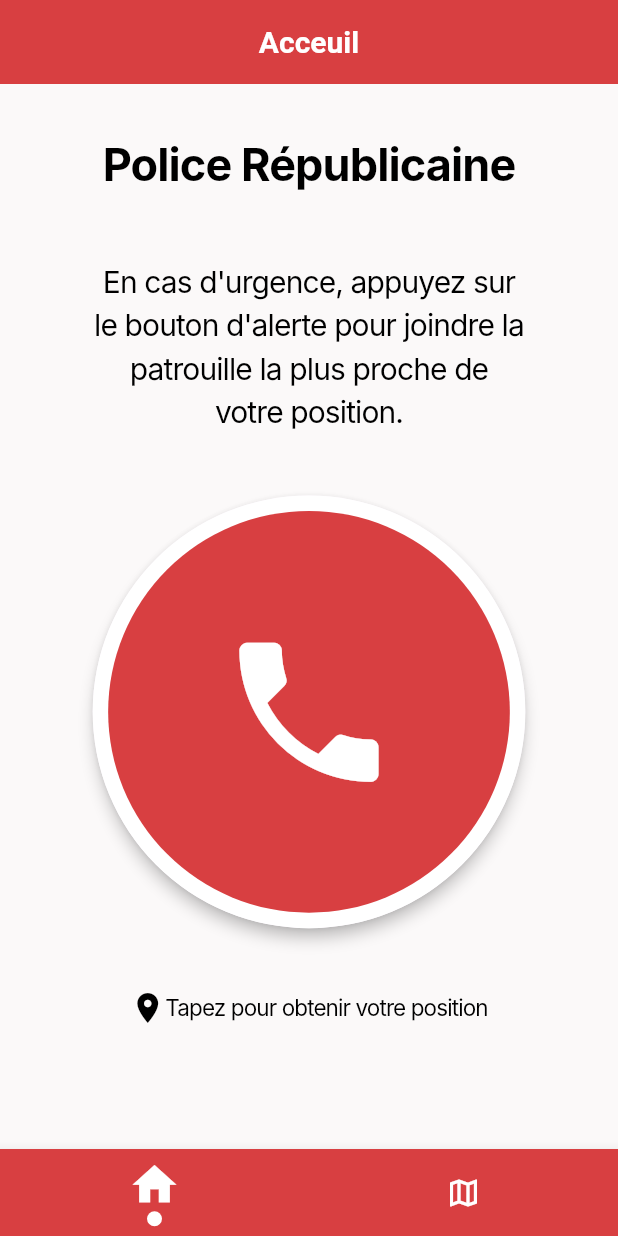
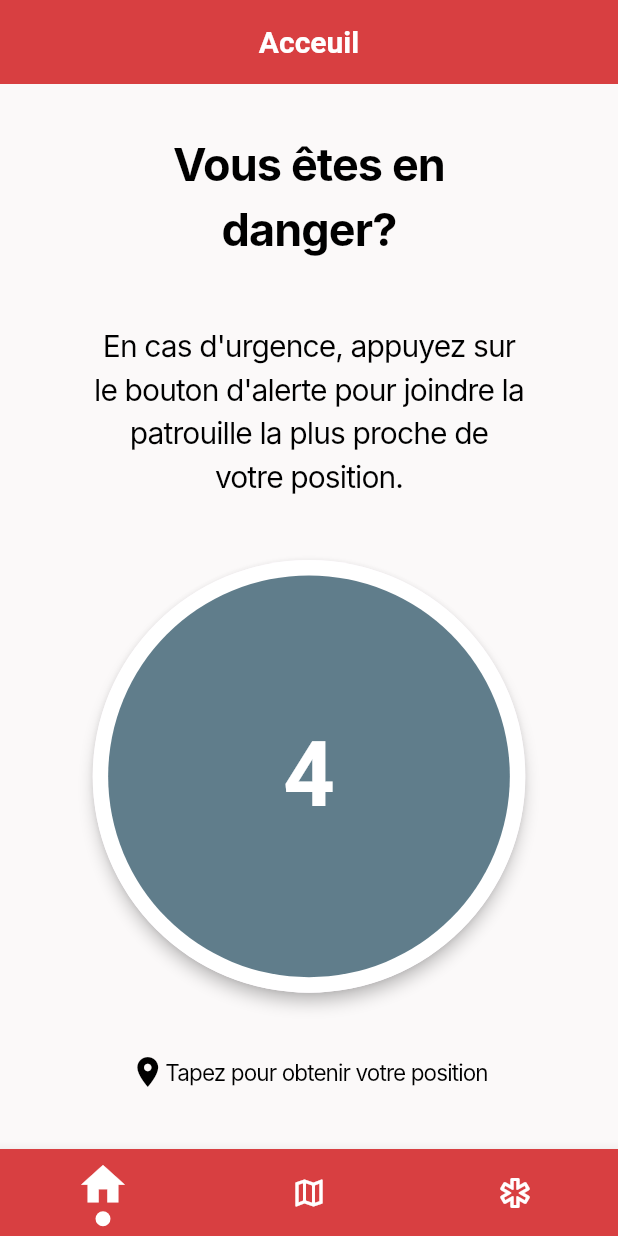
Before and after one commit to agossadourin/secouriste, a Flutter app: the screen it shows after launch, after a tap on the "phone" icon, on a phone screen of 412 x 824 dp. Run offline on Flutter 3.47's test engine with Material 3 defaults, Android fonts, the light colour scheme and no system bars; drawn by our look-alikes of stylish_bottom_bar; our stand-ins replace dio, geolocator, get, location, shared_preferences; missing offline and left inert: flutter_phone_direct_caller; Roboto replaces fonts that are missing (Inter).

Commit message:
chore: Update dependencies and fix UI text in home screen

```diff
--- a/lib/app/module/principal/contacts/contacts_page.dart
+++ b/lib/app/module/principal/contacts/contacts_page.dart
@@ -1,16 +1,48 @@
 import 'package:flutter/material.dart';
-import 'package:get/get.dart';
-import 'package:secouriste/app/core/constants.dart';
 import 'package:secouriste/app/core/instances.dart';
+import 'package:secouriste/app/data/city.dart';
 import 'package:secouriste/app/module/principal/contacts/widgets/contact_widget.dart';
 
-class ContactsPage extends StatelessWidget {
+class ContactsPage extends StatefulWidget {
   const ContactsPage({super.key});
 
   @override
+  State<ContactsPage> createState() => _ContactsPageState();
+}
+
+class _ContactsPageState extends State<ContactsPage> {
+  final TextEditingController _searchController = TextEditingController();
+  List<City> _filteredCities = [];
+
+  @override
+  void initState() {
+    super.initState();
+    // Initially, all cities are shown
+    _filteredCities = principalController.citiesList;
+    // Listen to changes in the search bar
+    _searchController.addListener(_filterCities);
+  }
+
+  void _filterCities() {
+    final query = _searchController.text.toLowerCase();
+    final filteredCities = principalController.citiesList.where((city) {
+      // Assuming City has a 'name' field to search by. Adjust if necessary.
+      return city.name.toLowerCase().contains(query);
+    }).toList();
+
+    setState(() {
+      _filteredCities = filteredCities;
+    });
+  }
+
+  @override
+  void dispose() {
+    _searchController.dispose();
+    super.dispose();
+  }
+
+  @override
   Widget build(BuildContext context) {
-    //listview builder of contacts in principalController list cities
-
     return Column(
       children: [
         SizedBox(
@@ -19,20 +51,19 @@ class ContactsPage extends StatelessWidget {
         SizedBox(
           width: MediaQuery.of(context).size.width * 0.9,
           height: MediaQuery.of(context).size.height * 0.05,
-          child: const SearchBar(
-            trailing: <Widget>[
+          child: SearchBar(
+            controller: _searchController, // Use the controller here
+            hintText: 'Rechercher un contact',
+            trailing: const <Widget>[
               Icon(Icons.search),
             ],
           ),
         ),
         Expanded(
           child: ListView.builder(
-            itemCount: principalController
-                .citiesList.length, // Set the number of items in the list
+            itemCount: _filteredCities.length, // Use the filtered list
             itemBuilder: (BuildContext context, int index) {
-              // Accessing each city from the cities list
-              var city = principalController.citiesList[index];
-              // Returning a widget for each city. For example, a ListTile
+              var city = _filteredCities[index];
               return ContactWidget(city: city);
             },
           ),
--- a/lib/app/module/principal/contacts/widgets/contact_widget.dart
+++ b/lib/app/module/principal/contacts/widgets/contact_widget.dart
@@ -3,7 +3,6 @@ import 'package:flutter_phone_direct_caller/flutter_phone_direct_caller.dart';
 import 'package:get/get.dart';
 import 'package:secouriste/app/core/constants.dart';
 import 'package:secouriste/app/data/city.dart';
-import 'package:url_launcher/url_launcher.dart';
 
 class ContactWidget extends StatelessWidget {
   const ContactWidget({super.key, required this.city});
@@ -16,7 +15,7 @@ class ContactWidget extends StatelessWidget {
       children: [
         ListTile(
           title: Text(
-            ' Coridor ${city!.name}',
+            ' Corridor ${city!.name}',
             style: const TextStyle(
               fontWeight: FontWeight.bold,
             ),
--- a/lib/app/module/principal/controllers/principal_controller.dart
+++ b/lib/app/module/principal/controllers/principal_controller.dart
@@ -1,4 +1,4 @@
-import 'dart:ffi';
+import 'dart:async';
 
 import 'package:get/get.dart';
 import 'package:secouriste/app/data/city.dart';
@@ -6,6 +6,7 @@ import 'package:secouriste/app/data/city.dart';
 class PrincipalController extends GetxController {
   static PrincipalController instance = Get.find();
   RxInt currentPage = 0.obs;
+  RxInt remainingTime = 5.obs;
 
 //init data method. This method call api service to get the cities coordinates of the cities in the data list and store them in the cities list
   /*Future<void> initData() async {
@@ -27,6 +28,7 @@ class PrincipalController extends GetxController {
   RxDouble currentLatitude = 0.0.obs;
   RxDouble currentLongitude = 0.0.obs;
   RxBool isLoading = false.obs;
+  Rx<Timer?> timer = Rx<Timer?>(null);
 
   List<City> citiesList = [
     City(
--- /dev/null
+++ b/lib/app/module/principal/emergency_contacts/controllers/emergency_contact_controller.dart
@@ -0,0 +1,32 @@
+import 'package:get/get.dart';
+import 'package:shared_preferences/shared_preferences.dart';
+
+class EmergencyContactController extends GetxController {
+  var name = ''.obs;
+  var number = ''.obs;
+  var email = ''.obs;
+
+  @override
+  void onInit() {
+    super.onInit();
+    loadEmergencyContact();
+  }
+
+  Future<void> loadEmergencyContact() async {
+    final SharedPreferences prefs = await SharedPreferences.getInstance();
+    name.value = prefs.getString('emergencyContactName') ?? 'No Name';
+    number.value = prefs.getString('emergencyContactNumber') ?? 'No Number';
+    email.value = prefs.getString('emergencyContactEmail') ?? 'No Email';
+  }
+
+  Future<void> saveEmergencyContact(
+      String newName, String newNumber, String newEmail) async {
+    final SharedPreferences prefs = await SharedPreferences.getInstance();
+    await prefs.setString('emergencyContactName', newName);
+    await prefs.setString('emergencyContactNumber', newNumber);
+    await prefs.setString('emergencyContactEmail', newEmail);
+    name.value = newName;
+    number.value = newNumber;
+    email.value = newEmail;
+  }
+}
--- /dev/null
+++ b/lib/app/module/principal/emergency_contacts/emergency_contacts_page.dart
@@ -0,0 +1,41 @@
+import 'package:flutter/material.dart';
+import 'package:get/get.dart';
+import 'package:secouriste/app/module/principal/emergency_contacts/controllers/emergency_contact_controller.dart';
+import 'package:secouriste/app/module/principal/emergency_contacts/edit_emergency_contact_page.dart';
+// Make sure to import your controller
+
+class EmergencyContactsPage extends StatelessWidget {
+  final EmergencyContactController controller =
+      Get.find<EmergencyContactController>();
+
+  EmergencyContactsPage({super.key});
+
+  @override
+  Widget build(BuildContext context) {
+    return Scaffold(
+      body: Obx(() => Padding(
+            padding: const EdgeInsets.all(8.0),
+            child: Column(
+              crossAxisAlignment: CrossAxisAlignment.start,
+              children: [
+                Text('Name: ${controller.name}',
+                    style: const TextStyle(fontSize: 18)),
+                Text('Number: ${controller.number}',
+                    style: const TextStyle(fontSize: 18)),
+                Text('Email: ${controller.email}',
+                    style: const TextStyle(fontSize: 18)),
+                const SizedBox(height: 20),
+                ElevatedButton(
+                  onPressed: () {
+                    Get.to(() => EditEmergencyContactsPage());
+                    // Implement your editing logic here
+                    // For example, show a dialog or navigate to another page where the user can edit the information
+                  },
+                  child: const Text('Edit Contact'),
+                ),
+              ],
+            ),
+          )),
+    );
+  }
+}
--- a/lib/app/module/principal/home/home.dart
+++ b/lib/app/module/principal/home/home.dart
@@ -20,7 +20,7 @@ class Home extends StatelessWidget {
             height: MediaQuery.of(context).size.height * 0.04,
           ),
           const Text(
-            'Police Républicaine',
+            'Vous êtes en danger?',
             textAlign: TextAlign.center,
             style: TextStyle(
               color: Colors.black,
--- a/lib/app/module/principal/home/widgets/alert_button.dart
+++ b/lib/app/module/principal/home/widgets/alert_button.dart
@@ -1,27 +1,61 @@
+import 'dart:async';
+
 import 'package:flutter/material.dart';
 import 'package:flutter_phone_direct_caller/flutter_phone_direct_caller.dart';
 import 'package:get/get.dart';
 import 'package:secouriste/app/core/constants.dart';
 import 'package:secouriste/app/core/instances.dart';
 import 'package:secouriste/app/data/city.dart';
+import 'package:secouriste/app/module/principal/emergency_contacts/controllers/emergency_contact_controller.dart';
 
 class AlertButton extends StatelessWidget {
   const AlertButton({super.key});
+
+  void _launchCall() async {
+    // Add your functionality here
+    City city = await apiService.getNearestCity(
+        principalController.citiesList,
+        principalController.currentLatitude.value,
+        principalController.currentLongitude.value);
+    print('nom de la ville: ${city.name} numéro de téléphone: ${city.number}');
+    await FlutterPhoneDirectCaller.callNumber(city.number.toString());
+    await apiService.sendMail(
+        Get.find<EmergencyContactController>().email.value,
+        principalController.currentLatitude.value,
+        principalController.currentLongitude.value);
+
+    principalController.isLoading.value = false;
+    print('timer end');
+  }
 
   @override
   Widget build(BuildContext context) {
     return GestureDetector(
       onTap: () async {
-        principalController.isLoading.value = true;
-        // Add your functionality here
-        City city = await apiService.getNearestCity(
-            principalController.citiesList,
-            principalController.currentLatitude.value,
-            principalController.currentLongitude.value);
-        print(
-            'nom de la ville: ${city.name} numéro de téléphone: ${city.number}');
-        await FlutterPhoneDirectCaller.callNumber(city.number.toString());
-        principalController.isLoading.value = false;
+        if (principalController.timer.value == null) {
+          // Start the timer
+          principalController.isLoading.value = true;
+          print('started timer');
+          principalController.timer.value =
+              Timer.periodic(const Duration(seconds: 1), (timer) {
+            principalController.remainingTime.value =
+                principalController.remainingTime.value - 1;
+            print('timer: ${principalController.remainingTime.value}');
+            if (principalController.remainingTime.value == 0) {
+              principalController.remainingTime.value = 5;
+              _launchCall();
+              principalController.timer.value!.cancel();
+              principalController.timer.value = null;
+            }
+          });
+        } else {
+          // Cancel the timer and reset it
+          principalController.remainingTime.value = 5;
+          principalController.isLoading.value = false;
+          principalController.timer.value!.cancel();
+          principalController.timer.value = null;
+        }
+        // start a chrono of five seconds. If the user doesn't cancel the alert, _lauchCall will be called. To cancel, user must press the button again
       },
       child: Material(
         elevation: 4.0, // Adjust elevation as needed
@@ -50,7 +84,13 @@ class AlertButton extends StatelessWidget {
                 ),
                 child: Center(
                     child: principalController.isLoading.value
-                        ? const CircularProgressIndicator()
+                        ? Text(
+                            principalController.remainingTime.value.toString(),
+                            style: const TextStyle(
+                                fontSize: 60,
+                                fontWeight: FontWeight.bold,
+                                color: Colors.white),
+                          )
                         : Icon(
                             Icons.phone,
                             color: Colors.white, // Color of the icon
--- a/lib/app/module/principal/principal.dart
+++ b/lib/app/module/principal/principal.dart
@@ -4,6 +4,7 @@ import 'package:get/get.dart';
 import 'package:secouriste/app/core/constants.dart';
 import 'package:secouriste/app/core/instances.dart';
 import 'package:secouriste/app/module/principal/contacts/contacts_page.dart';
+import 'package:secouriste/app/module/principal/emergency_contacts/emergency_contacts_page.dart';
 import 'package:secouriste/app/module/principal/home/home.dart';
 
 import 'package:stylish_bottom_bar/stylish_bottom_bar.dart';
@@ -29,7 +30,9 @@ class Principal extends StatelessWidget {
             title: Obx(() => Text(
                 principalController.currentPage.value == 0
                     ? 'Acceuil'
-                    : 'Contacts Coridors',
+                    : principalController.currentPage.value == 1
+                        ? 'Contacts Coridors'
+                        : 'Mes contacts d\'urgence',
                 style: const TextStyle(
                     color: Colors.white,
                     fontSize: 20,
@@ -52,7 +55,11 @@ class Principal extends StatelessWidget {
                         principalController.currentPage.value = index;
                         index;
                       },
-                      children: const [Home(), ContactsPage()],
+                      children: [
+                        const Home(),
+                        const ContactsPage(),
+                        EmergencyContactsPage()
+                      ],
                     ),
                   ),
                 ),
@@ -93,6 +100,21 @@ class Principal extends StatelessWidget {
                         )
                       : const SizedBox(),
                 ),
+                BottomBarItem(
+                  icon: const Icon(
+                    Icons.emergency_outlined,
+                    size: 24,
+                  ),
+                  selectedIcon: const Icon(Icons.emergency, size: 35),
+                  selectedColor: Colors.white,
+                  unSelectedColor: Colors.white,
+                  title: principalController.currentPage.value == 2
+                      ? const CircleAvatar(
+                          backgroundColor: Colors.white,
+                          radius: 5, // Adjust the size of the dot as needed
+                        )
+                      : const SizedBox(),
+                ),
               ],
             ),
           )),
--- a/lib/app/module/splash_screen/splash_screen.dart
+++ b/lib/app/module/splash_screen/splash_screen.dart
@@ -1,5 +1,7 @@
 import 'package:flutter/material.dart';
 import 'package:get/get.dart';
+import 'package:location/location.dart';
+import 'package:secouriste/app/core/instances.dart';
 import 'package:secouriste/app/module/principal/principal.dart';
 
 class SplashScreen extends StatefulWidget {
@@ -10,9 +12,45 @@ class SplashScreen extends StatefulWidget {
 }
 
 class _SplashScreenState extends State<SplashScreen> {
+  Future<void> _getLocation() async {
+    Location location = Location();
+
+    bool serviceEnabled;
+    PermissionStatus permissionGranted;
+    LocationData locationData;
+
+    serviceEnabled = await location.serviceEnabled();
+    if (!serviceEnabled) {
+      serviceEnabled = await location.requestService();
+      if (!serviceEnabled) {
+        return;
+      }
+    }
+
+    permissionGranted = await location.hasPermission();
+    if (permissionGranted == PermissionStatus.denied) {
+      permissionGranted = await location.requestPermission();
+      if (permissionGranted != PermissionStatus.granted) {
+        return;
+      }
+    }
+
+    locationData = await location.getLocation();
+    principalController.currentLatitude.value = locationData.latitude!;
+    principalController.currentLongitude.value = locationData.longitude!;
+
+    String locationCity = await apiService.getCityName(
+        locationData.latitude!, locationData.longitude!);
+    principalController.currentLocation.value = locationCity;
+
+    print("Location: ${locationData.latitude}, ${locationData.longitude}");
+  }
+
   @override
   void initState() {
     super.initState();
+    _getLocation();
+
     _navigateToNextScreen();
   }
 
--- a/lib/main.dart
+++ b/lib/main.dart
@@ -2,11 +2,13 @@ import 'package:flutter/material.dart';
 import 'package:get/get.dart';
 
 import 'package:secouriste/app/module/principal/controllers/principal_controller.dart';
+import 'package:secouriste/app/module/principal/emergency_contacts/controllers/emergency_contact_controller.dart';
 
 import 'package:secouriste/app/module/splash_screen/splash_screen.dart';
 
 void main() async {
   Get.put(PrincipalController());
+  Get.put(EmergencyContactController());
 
   WidgetsFlutterBinding.ensureInitialized();
   runApp(const MyApp());
--- a/pubspec.yaml
+++ b/pubspec.yaml
@@ -42,6 +42,9 @@ dependencies:
   geolocator: ^12.0.0
   url_launcher: ^6.3.0
   flutter_phone_direct_caller: ^2.1.1
+  mailer: ^6.1.0
+  emailjs: ^4.0.0
+  shared_preferences: ^2.2.3
 
 dev_dependencies:
   flutter_test:
```
Also changed, not shown: lib/app/data/services/api_service.dart (+59 -0 lines), lib/app/module/principal/emergency_contacts/edit_emergency_contact_page.dart (added, +114 -0 lines), lib/app/module/principal/emergency_contacts/widgets/emergency_contact.dart (added, +71 -0 lines), pubspec.lock, 1 other file.
